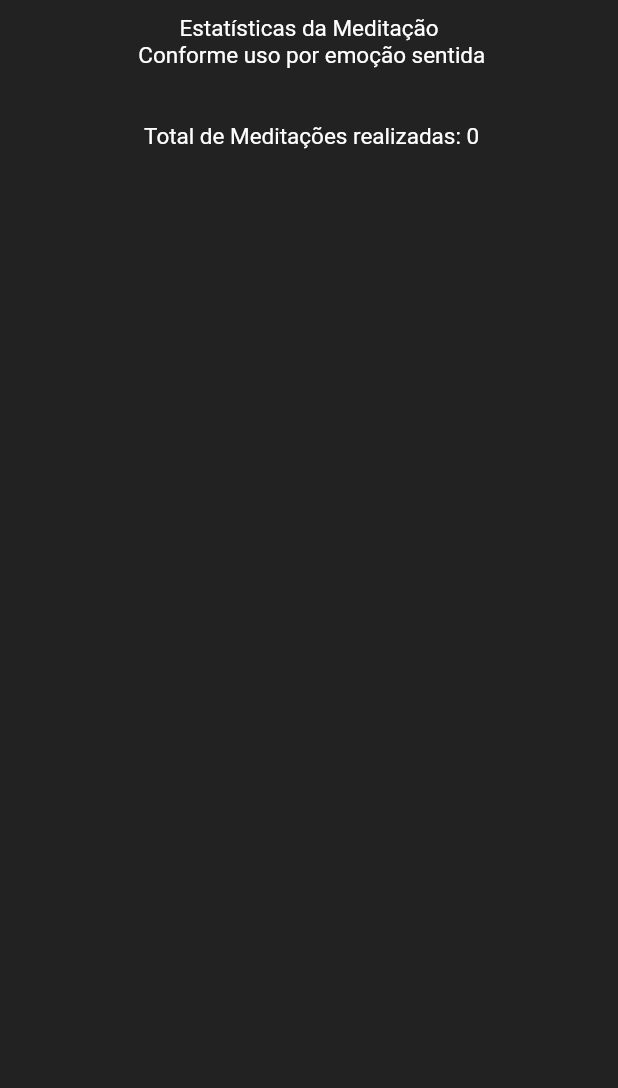
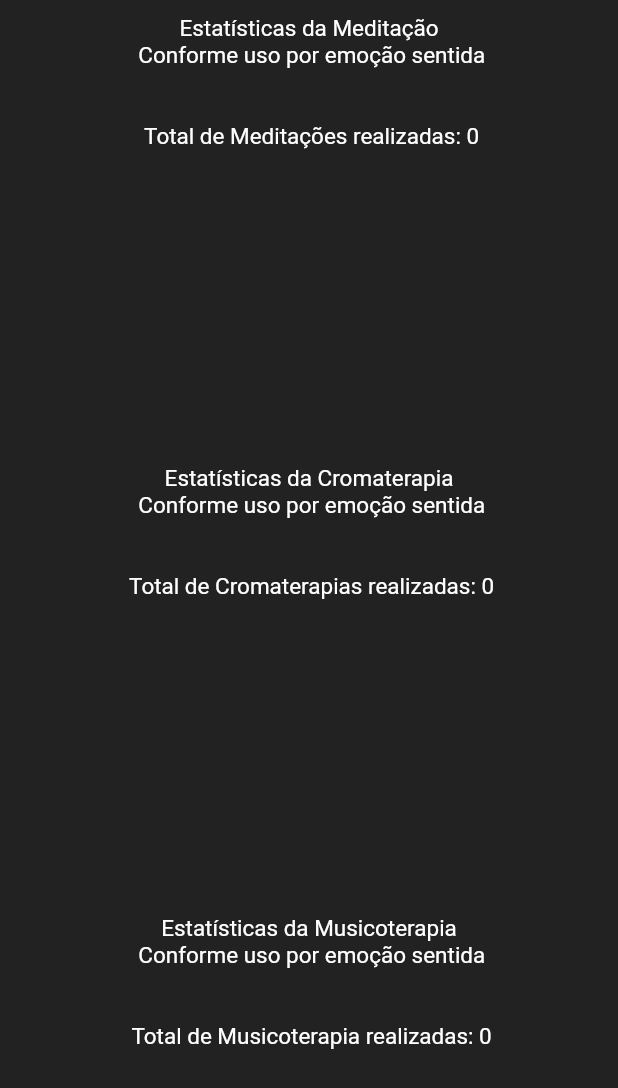
Before and after one commit to Guilherme-ctrl/SAPAD, a Flutter app: the StatsPage screen opened directly, on a phone screen of 412 x 824 dp. Shown: the top 1088 px of the screen. Run offline on Flutter 3.47's test engine with Material 2 defaults, Android fonts, the phone set to English and light mode, and no system bars; our stand-ins replace audioplayers, carousel_slider, cloud_firestore, firebase_auth, firebase_core, font_awesome_flutter and 6 more; accounts and stored records are empty.

Commit message:
gráficos em tela

```diff
--- a/lib/Telas/HomeScreens/stats.dart
+++ b/lib/Telas/HomeScreens/stats.dart
@@ -52,11 +52,14 @@ class _StatsPageState extends State<StatsPage> {
 
   @override
   Widget build(BuildContext context) {
-    print('hhhhhhhhhhhhhhhhhhhhhhhhhhh $_chartDatamedit');
     return SafeArea(
         child: Scaffold(
       backgroundColor: Colors.black87,
-      body: SfCircularChart(
+      body: SingleChildScrollView(
+        child: Column(
+          children: <Widget>[
+            Container(
+              child: SfCircularChart(
                 title: ChartTitle(
                   text:
                       'Estatísticas da Meditação \n Conforme uso por emoção sentida \n\n\n Total de Meditações realizadas: $contMedit',
@@ -75,16 +78,74 @@ class _StatsPageState extends State<StatsPage> {
                       dataSource: _chartDatamedit,
                       xValueMapper: (GDPDatamedit data, _) => data.emoteBase,
                       yValueMapper: (GDPDatamedit data, _) => data.contMedit,
-              pointColorMapper: (GDPDatamedit data, _) => data.colorgraf,
+                      pointColorMapper: (GDPDatamedit data, _) =>
+                          data.colorgraf,
                       dataLabelSettings: DataLabelSettings(isVisible: true),
                       enableTooltip: true),
                 ],
+              ),
+            ),
+            Container(
+              child: SfCircularChart(
+                title: ChartTitle(
+                  text:
+                      'Estatísticas da Cromaterapia \n Conforme uso por emoção sentida \n\n\n Total de Cromaterapias realizadas: $contCromo',
+                  textStyle: TextStyle(color: Colors.white),
+                ),
+                legend: Legend(
+                  isVisible: true,
+                  overflowMode: LegendItemOverflowMode.wrap,
+                  textStyle: TextStyle(color: Colors.white),
+                  alignment: ChartAlignment.center,
+                  itemPadding: 20,
+                ),
+                tooltipBehavior: _tooltipBehavior,
+                series: <CircularSeries>[
+                  DoughnutSeries<GDPDatacromo, dynamic>(
+                      dataSource: _chartDatacromo,
+                      xValueMapper: (GDPDatacromo data, _) => data.emoteBaseC,
+                      yValueMapper: (GDPDatacromo data, _) => data.contCromo,
+                      pointColorMapper: (GDPDatacromo data, _) =>
+                          data.colorgraf,
+                      dataLabelSettings: DataLabelSettings(isVisible: true),
+                      enableTooltip: true),
+                ],
+              ),
+            ),
+            Container(
+              child: SfCircularChart(
+                title: ChartTitle(
+                  text:
+                      'Estatísticas da Musicoterapia \n Conforme uso por emoção sentida \n\n\n Total de Musicoterapia realizadas: $contMusic',
+                  textStyle: TextStyle(color: Colors.white),
+                ),
+                legend: Legend(
+                  isVisible: true,
+                  overflowMode: LegendItemOverflowMode.wrap,
+                  textStyle: TextStyle(color: Colors.white),
+                  alignment: ChartAlignment.center,
+                  itemPadding: 20,
+                ),
+                tooltipBehavior: _tooltipBehavior,
+                series: <CircularSeries>[
+                  DoughnutSeries<GDPDatamusic, dynamic>(
+                      dataSource: _chartDatamusic,
+                      xValueMapper: (GDPDatamusic data, _) => data.emoteBaseM,
+                      yValueMapper: (GDPDatamusic data, _) => data.contMusic,
+                      pointColorMapper: (GDPDatamusic data, _) =>
+                          data.colorgraf,
+                      dataLabelSettings: DataLabelSettings(isVisible: true),
+                      enableTooltip: true),
+                ],
+              ),
+            ),
+          ],
+        ),
       ),
     ));
   }
 
   List<GDPDatamedit> getChartDatamedit() {
-    print('TESTETESTETESTETESTETESTETESTETESTETESTETESTE');
     final List<GDPDatamedit> chartData = [];
     this.emotea.forEach((emoteBase) => {
           print(emoteBase),
@@ -97,7 +158,6 @@ class _StatsPageState extends State<StatsPage> {
           else if (emoteBase == 'Raiva')
             {
               contMedit = contMeditraiva,
-              print(contMedit),
               chartData
                   .add(new GDPDatamedit('Raiva', contMedit, Color(0xFFF06292))),
             }
@@ -124,7 +184,6 @@ class _StatsPageState extends State<StatsPage> {
   }
 
   List<GDPDatacromo> getChartDatacromo() {
-    print('TESTETESTETESTETESTETESTETESTETESTETESTETESTE');
     final List<GDPDatacromo> chartData = [];
     this.emotea.forEach((emoteBaseC) => {
           print(emoteBaseC),
@@ -137,7 +196,6 @@ class _StatsPageState extends State<StatsPage> {
           else if (emoteBaseC == 'Raiva')
             {
               contCromo = contCromoraiva,
-              print(contMedit),
               chartData
                   .add(new GDPDatacromo('Raiva', contCromo, Color(0xFFF06292))),
             }
@@ -164,7 +222,6 @@ class _StatsPageState extends State<StatsPage> {
   }
 
   List<GDPDatamusic> getChartDatamusic() {
-    print('TESTETESTETESTETESTETESTETESTETESTETESTETESTE');
     final List<GDPDatamusic> chartData = [];
     this.emotea.forEach((emoteBaseM) => {
           print(emoteBaseM),
@@ -177,7 +234,6 @@ class _StatsPageState extends State<StatsPage> {
           else if (emoteBaseM == 'Raiva')
             {
               contMusic = contMusicraiva,
-              print(contMusic),
               chartData
                   .add(new GDPDatamusic('Raiva', contMusic, Color(0xFFF06292))),
             }
@@ -227,31 +283,18 @@ class _StatsPageState extends State<StatsPage> {
     contMusicraiva = tec.data()?['contMusicraiva'];
     contMusicstress = tec.data()?['contMusicstress'];
     contMusictriste = tec.data()?['contMusictriste'];
-    var emote = await FirebaseFirestore.instance
-        .collection(user.email.toString())
-        .doc('Emotion')
-        .get();
-    print(emote.data());
+
     List<String> emotea = [];
-
     emotea.add('Medo');
-
     emotea.add('Ansiedade');
-
     emotea.add('Raiva');
-
     emotea.add('Estresse');
-
     emotea.add('Triste');
-
     this.emotea = emotea;
-    print(' flgmdflkgmdopmkpdfg $emotea');
     _chartDatamedit = getChartDatamedit();
     _chartDatacromo = getChartDatacromo();
     _chartDatamusic = getChartDatamusic();
     setState(() {});
-    print(
-        "testetestetestetestetestetestetestetestetesteteste, $_chartDatamedit");
   }
 }
 
```
Also changed, not shown: pubspec.lock. Lines whose indentation alone changed are shown as unchanged.
